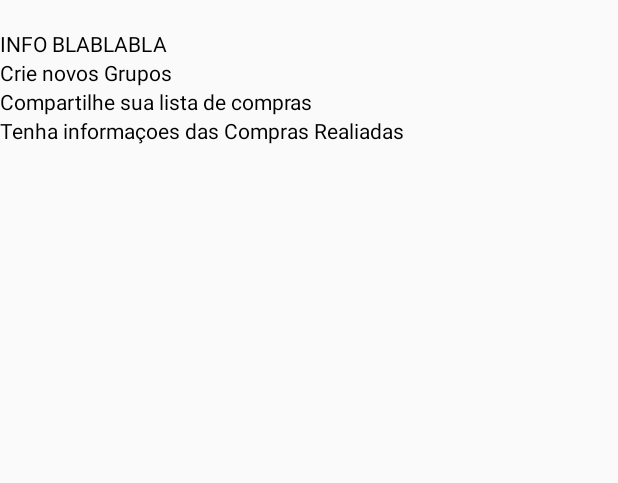
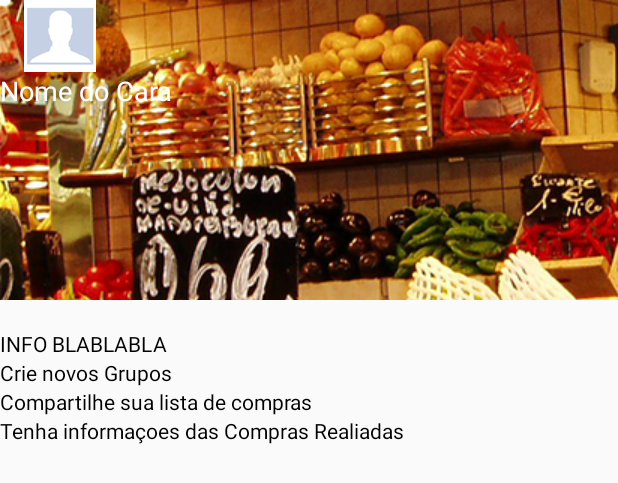
Before and after one commit to iagoquirino/MyMarketApp, an Android app: the layout fragment_main.xml on its own in the app's theme, with its tools: preview values and no code run, on a phone screen of 412 x 824 dp. Shown: the top 483 px of the screen. Run offline under Robolectric (Android 15) with nearby library versions, the phone set to English and light mode, and no system bars.

Commit message:
profile user

```diff
--- /dev/null
+++ b/app/src/main/res/drawable/profilebackground.xml
@@ -0,0 +1,5 @@
+<?xml version="1.0" encoding="utf-8"?>
+<bitmap xmlns:android="http://schemas.android.com/apk/res/android"
+    android:dither="true"
+    android:src="@drawable/pbackground"
+    android:tileMode="repeat" />
--- a/app/src/main/res/layout/fragment_main.xml
+++ b/app/src/main/res/layout/fragment_main.xml
@@ -8,8 +8,30 @@ android:layout_height="match_parent">
 	    android:layout_gravity="center_horizontal"
 	    android:orientation="vertical" >
 
+        <LinearLayout
+            android:layout_width="match_parent"
+            android:layout_height="200dp"
+            android:layout_gravity="center_horizontal"
+            android:background="@drawable/profilebackground"
+            android:orientation="vertical"
+            >
+            <ImageView
+                android:src="@drawable/ic_no_image"
+                android:layout_width="wrap_content"
+                android:layout_marginLeft="16dp"
+                android:layout_height="wrap_content" />
+
+            <TextView
+                android:layout_width="wrap_content"
+                android:layout_height="wrap_content"
+                android:text="Nome do Cara"
+                android:textSize="18dp"
+                android:textColor="@android:color/white"/>
+        </LinearLayout>
+
+
 	    <TextView android:layout_width="match_parent"
-	      android:layout_height="match_parent"
+	      android:layout_height="wrap_content"
 	      android:id="@+id/status_conexao"
 	      android:textColor="@color/abc_search_url_text_selected"/>
 
--- a/app/src/main/res/values/styles.xml
+++ b/app/src/main/res/values/styles.xml
@@ -5,6 +5,7 @@
         <item name="android:actionBarStyle">@style/ActionBar</item>
         <item name="android:actionBarWidgetTheme">@style/ActionBarWidget</item>
         <item name="android:actionModeBackground">@color/background_action_bar</item>
+        <item name="android:fitsSystemWindows">true</item>
     </style>
 
     <style name="SignInEditText">
```
Also changed, not shown: app/src/main/AndroidManifest.xml (+12 -6 lines), app/src/main/res/layout/activity_main.xml (+9 -9 lines), app/src/main/res/drawable-hdpi/ic_no_image.png (added), app/src/main/res/drawable-mdpi/ic_no_image.png (added), app/src/main/res/drawable-xhdpi/ic_no_image.png (added), app/src/main/res/drawable/pbackground.png (added), 34 other files.
